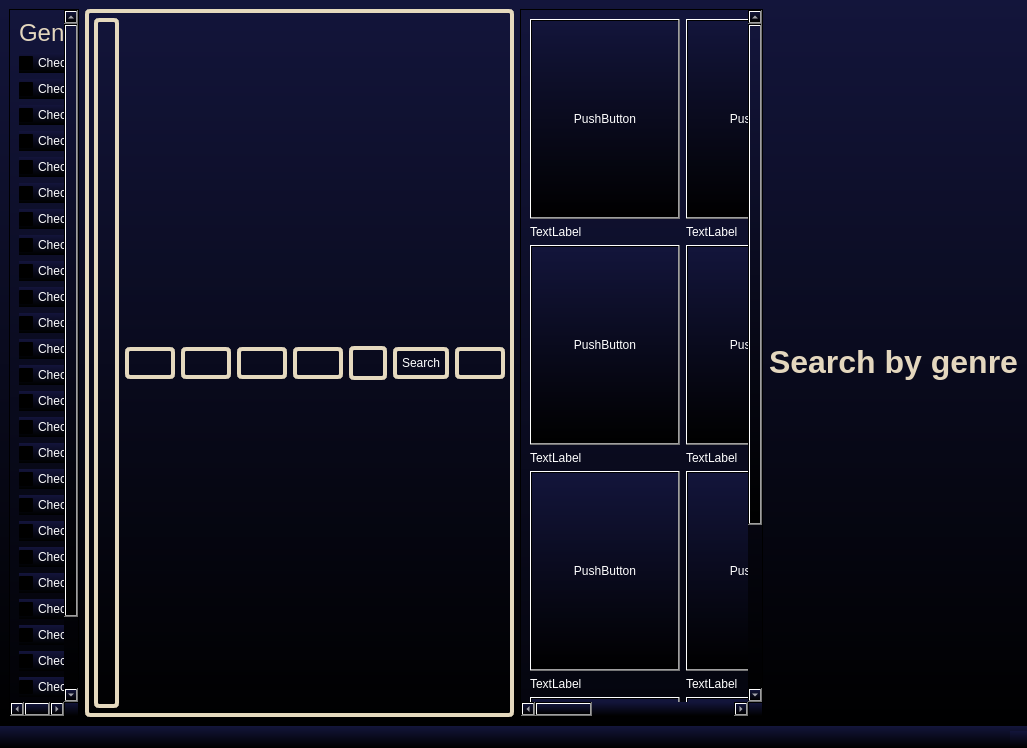
Old version of the form src/qt/searchfilm.ui in the repository Dushnilas/recsys_project.
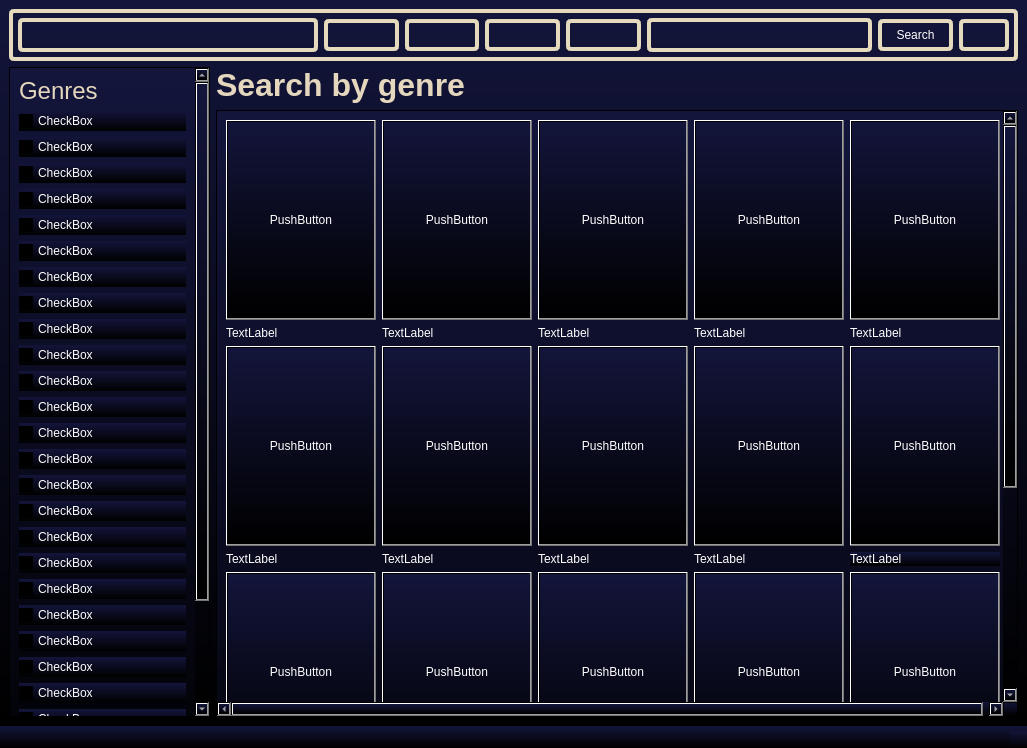
New version of the form. Icons and pictures are not drawn.

What changed in the file:
```diff
--- a/src/qt/searchfilm.ui
+++ b/src/qt/searchfilm.ui
@@ -18,8 +18,91 @@
 color: white;</string>
   </property>
   <widget class="QWidget" name="centralwidget">
-   <layout class="QHBoxLayout" name="horizontalLayout_3">
-    <item>
+   <layout class="QGridLayout" name="gridLayout_5" columnstretch="2,8">
+    <item row="0" column="0" colspan="2">
+     <widget class="QWidget" name="widget" native="true">
+      <property name="styleSheet">
+       <string notr="true">background-color: rgba(255, 255, 255, 0);
+
+border: 4px solid rgb(229, 217, 190);
+border-radius: 5px;
+padding: 5px;</string>
+      </property>
+      <layout class="QHBoxLayout" name="horizontalLayout_2" stretch="4,1,1,1,1,3,1,0">
+       <item>
+        <widget class="QLabel" name="label">
+         <property name="styleSheet">
+          <string notr="true">border-image: url(:/rec/Pics/LogoRem.png);</string>
+         </property>
+         <property name="text">
+          <string/>
+         </property>
+        </widget>
+       </item>
+       <item>
+        <widget class="QPushButton" name="HomeFSerach">
+         <property name="styleSheet">
+          <string notr="true">border-image: url(:/rec/Pics/housenormal.png);</string>
+         </property>
+         <property name="text">
+          <string/>
+         </property>
+        </widget>
+       </item>
+       <item>
+        <widget class="QPushButton" name="FilmsBFSearch">
+         <property name="styleSheet">
+          <string notr="true">border-image: url(:/rec/Pics/Films.png);</string>
+         </property>
+         <property name="text">
+          <string/>
+         </property>
+        </widget>
+       </item>
+       <item>
+        <widget class="QPushButton" name="TVShoesBFSeach">
+         <property name="styleSheet">
+          <string notr="true">border-image: url(:/rec/Pics/TVShows.png);</string>
+         </property>
+         <property name="text">
+          <string/>
+         </property>
+        </widget>
+       </item>
+       <item>
+        <widget class="QPushButton" name="KidsBFSearch">
+         <property name="styleSheet">
+          <string notr="true">border-image: url(:/rec/Pics/Kids.png);</string>
+         </property>
+         <property name="text">
+          <string/>
+         </property>
+        </widget>
+       </item>
+       <item>
+        <widget class="QLineEdit" name="lineEdit"/>
+       </item>
+       <item>
+        <widget class="QPushButton" name="pushButton_6">
+         <property name="text">
+          <string>Search</string>
+         </property>
+        </widget>
+       </item>
+       <item>
+        <widget class="QPushButton" name="UserBFSearch">
+         <property name="styleSheet">
+          <string notr="true">border-image: url(:/rec/Pics/profile-user.png);</string>
+         </property>
+         <property name="text">
+          <string/>
+         </property>
+        </widget>
+       </item>
+      </layout>
+     </widget>
+    </item>
+    <item row="1" column="0" rowspan="2">
      <widget class="QScrollArea" name="scrollArea">
       <property name="widgetResizable">
        <bool>true</bool>
@@ -29,8 +112,8 @@
         <rect>
          <x>0</x>
          <y>0</y>
-         <width>109</width>
-         <height>655</height>
+         <width>181</width>
+         <height>645</height>
         </rect>
        </property>
        <layout class="QVBoxLayout" name="verticalLayout_3" stretch="1,30">
@@ -253,94 +336,22 @@
       </widget>
      </widget>
     </item>
-    <item>
-     <layout class="QHBoxLayout" name="horizontalLayout">
+    <item row="1" column="1">
+     <layout class="QVBoxLayout" name="verticalLayout_6">
       <item>
-       <widget class="QWidget" name="widget" native="true">
+       <widget class="QLabel" name="SBGLabel">
         <property name="styleSheet">
          <string notr="true">background-color: rgba(255, 255, 255, 0);
-
-border: 4px solid rgb(229, 217, 190);
-border-radius: 5px;
-padding: 5px;</string>
+</string>
         </property>
-        <layout class="QHBoxLayout" name="horizontalLayout_2" stretch="4,1,1,1,1,3,1,0">
-         <item>
-          <widget class="QLabel" name="label">
-           <property name="styleSheet">
-            <string notr="true">border-image: url(:/rec/Pics/LogoRem.png);</string>
-           </property>
-           <property name="text">
-            <string/>
-           </property>
-          </widget>
-         </item>
-         <item>
-          <widget class="QPushButton" name="HomeFSerach">
-           <property name="styleSheet">
-            <string notr="true">border-image: url(:/rec/Pics/housenormal.png);</string>
-           </property>
-           <property name="text">
-            <string/>
-           </property>
-          </widget>
-         </item>
-         <item>
-          <widget class="QPushButton" name="FilmsBFSearch">
-           <property name="styleSheet">
-            <string notr="true">border-image: url(:/rec/Pics/Films.png);</string>
-           </property>
-           <property name="text">
-            <string/>
-           </property>
-          </widget>
-         </item>
-         <item>
-          <widget class="QPushButton" name="TVShoesBFSeach">
-           <property name="styleSheet">
-            <string notr="true">border-image: url(:/rec/Pics/TVShows.png);</string>
-           </property>
-           <property name="text">
-            <string/>
-           </property>
-          </widget>
-         </item>
-         <item>
-          <widget class="QPushButton" name="KidsBFSearch">
-           <property name="styleSheet">
-            <string notr="true">border-image: url(:/rec/Pics/Kids.png);</string>
-           </property>
-           <property name="text">
-            <string/>
-           </property>
-          </widget>
-         </item>
-         <item>
-          <widget class="QLineEdit" name="lineEdit"/>
-         </item>
-         <item>
-          <widget class="QPushButton" name="pushButton_6">
-           <property name="text">
-            <string>Search</string>
-           </property>
-          </widget>
-         </item>
-         <item>
-          <widget class="QPushButton" name="UserBFSearch">
-           <property name="styleSheet">
-            <string notr="true">border-image: url(:/rec/Pics/profile-user.png);</string>
-           </property>
-           <property name="text">
-            <string/>
-           </property>
-          </widget>
-         </item>
-        </layout>
+        <property name="text">
+         <string>&lt;html&gt;&lt;head/&gt;&lt;body&gt;&lt;p&gt;&lt;span style=&quot; font-size:24pt; font-weight:700; color:#e4d7be;&quot;&gt;Search by genre&lt;/span&gt;&lt;/p&gt;&lt;/body&gt;&lt;/html&gt;</string>
+        </property>
        </widget>
       </item>
      </layout>
     </item>
-    <item>
+    <item row="2" column="1">
      <widget class="QScrollArea" name="scrollArea_2">
       <property name="widgetResizable">
        <bool>true</bool>
@@ -349,7 +360,7 @@
        <property name="geometry">
         <rect>
          <x>0</x>
-         <y>0</y>
+         <y>-183</y>
          <width>818</width>
          <height>932</height>
         </rect>
@@ -977,21 +988,6 @@
       </widget>
      </widget>
     </item>
-    <item>
-     <layout class="QVBoxLayout" name="verticalLayout_6">
-      <item>
-       <widget class="QLabel" name="SBGLabel">
-        <property name="styleSheet">
-         <string notr="true">background-color: rgba(255, 255, 255, 0);
-</string>
-        </property>
-        <property name="text">
-         <string>&lt;html&gt;&lt;head/&gt;&lt;body&gt;&lt;p&gt;&lt;span style=&quot; font-size:24pt; font-weight:700; color:#e4d7be;&quot;&gt;Search by genre&lt;/span&gt;&lt;/p&gt;&lt;/body&gt;&lt;/html&gt;</string>
-        </property>
-       </widget>
-      </item>
-     </layout>
-    </item>
    </layout>
   </widget>
   <widget class="QMenuBar" name="menubar">
```
Left out of the diff: 2 changed lines with no effect on the pictures.
